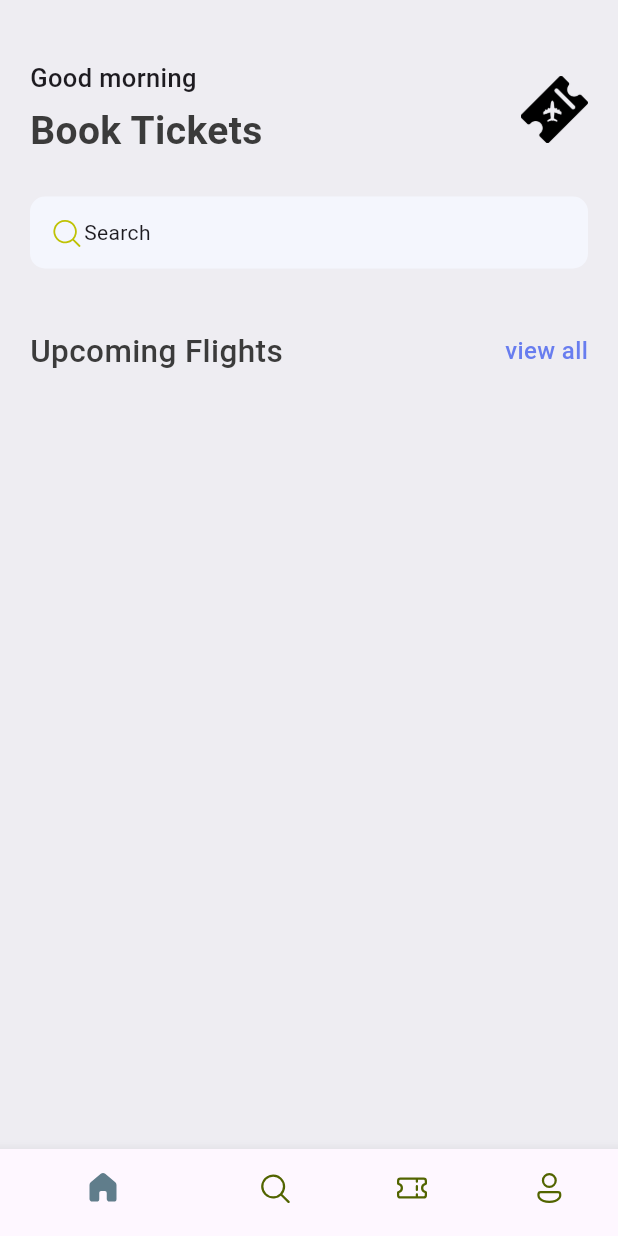
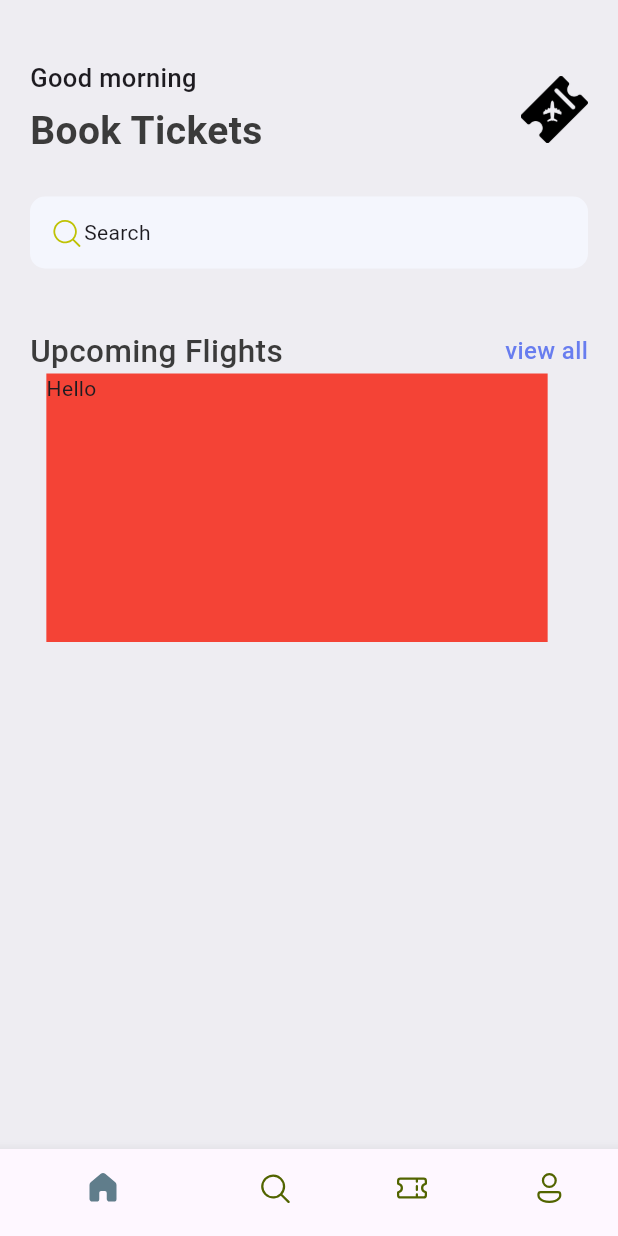
Before and after one commit to KADDOURISAAD/Tickets_app, a Flutter app: the screen it shows after launch, on a phone screen of 412 x 824 dp. Run offline on Flutter 3.47's test engine with Material 3 defaults, Android fonts, the phone set to English and light mode, and no system bars; our stand-ins replace fluentui_system_icons.

Commit message:
inistial commit

```diff
--- a/lib/base/widgets/ticket_view.dart
+++ b/lib/base/widgets/ticket_view.dart
@@ -6,6 +6,15 @@ class TicketView extends StatelessWidget {
 
   @override
   Widget build(BuildContext context) {
-    return  Container();
+    final size = MediaQuery.of(context).size;
+    return SizedBox(
+        width: size.width*0.85,
+        height: 179,
+      child: Container(
+        margin: EdgeInsets.only(right: 16),
+        color: Colors.red,
+        child: Text("Hello"),
+      ),
+    );
   }
 }
```
